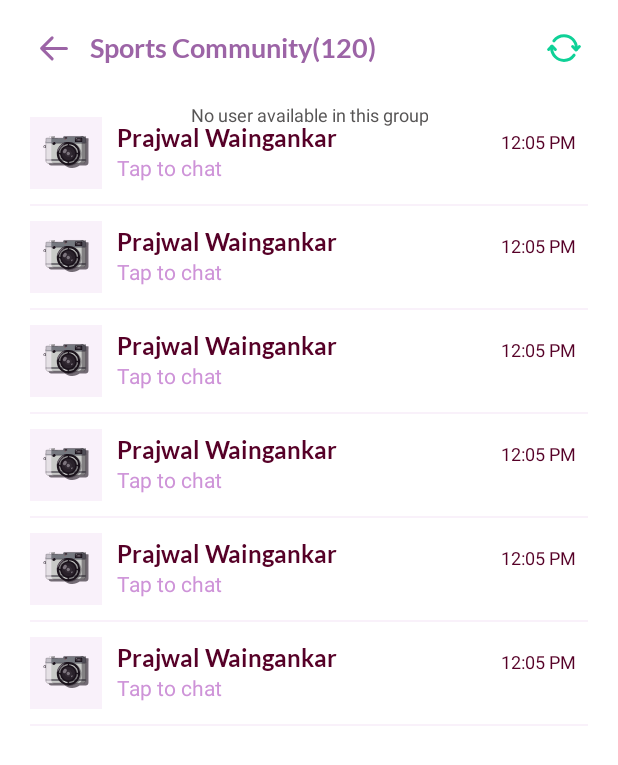
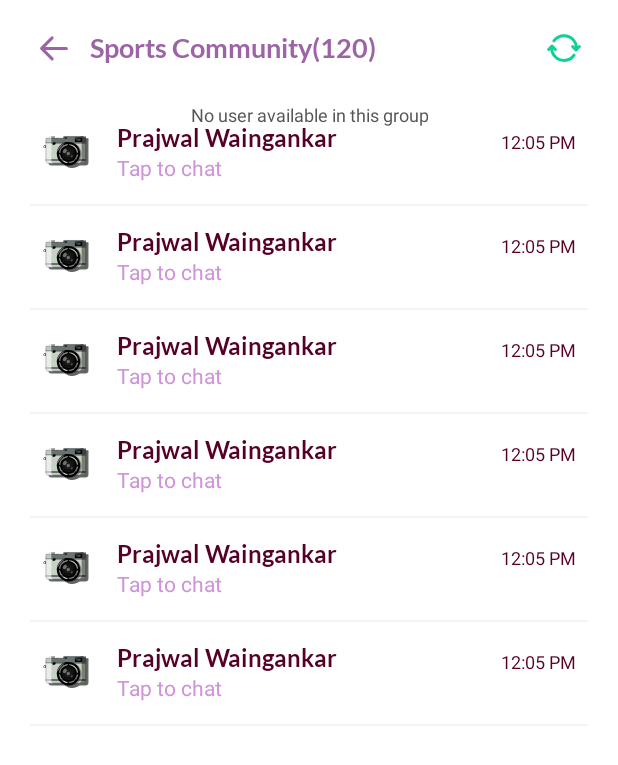
Before and after one commit to prajwalmw/Circle, an Android app: the layout activity_chat_user_list.xml on its own in the app's theme, with its tools: preview values and no code run, on a phone screen of 412 x 824 dp. Shown: the top 765 px of the screen. Run offline under Robolectric (Android 15) with nearby library versions, the phone set to English and light mode, and no system bars.

Commit message:
chatuserlist dp modify.

```diff
--- a/app/src/main/res/layout/row_conversation.xml
+++ b/app/src/main/res/layout/row_conversation.xml
@@ -15,7 +15,6 @@
         android:layout_width="48dp"
         android:layout_height="48dp"
         android:src="@drawable/camera_user_profile"
-        android:foreground="@color/fade_color"
         app:layout_constraintStart_toStartOf="parent"
         app:layout_constraintTop_toTopOf="parent" />
 
```
